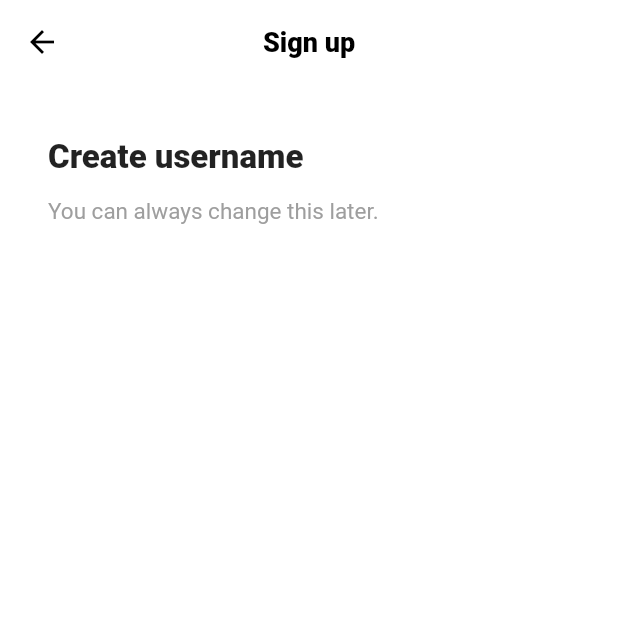
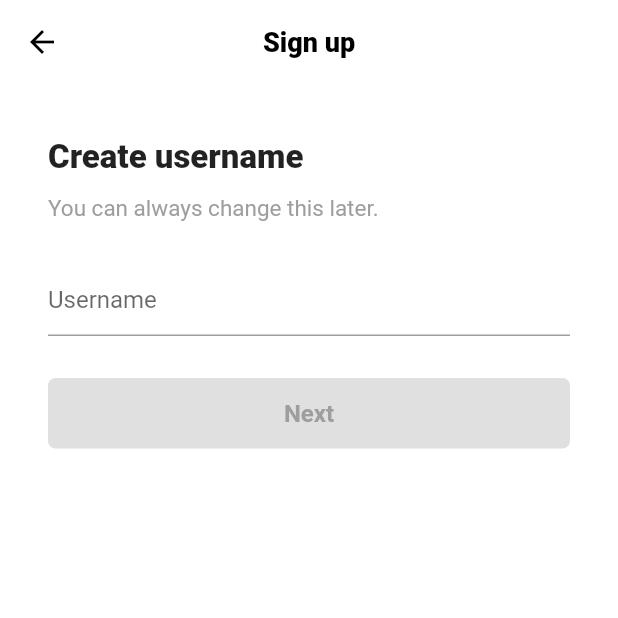
Before and after one commit to mijinB/TikTokClone, a Flutter app: the UsernameScreen screen opened directly, on a phone screen of 412 x 824 dp, the top half of it. Run offline on Flutter 3.47's test engine with Material 2 defaults, Android fonts, the light colour scheme and no system bars; our stand-ins replace font_awesome_flutter.

Commit message:
textField_Controller

```diff
--- a/lib/features/authentication/username_screen.dart
+++ b/lib/features/authentication/username_screen.dart
@@ -2,8 +2,28 @@ import 'package:flutter/material.dart';
 import 'package:tiktok_clone_study/constants/gaps.dart';
 import 'package:tiktok_clone_study/constants/sizes.dart';
 
-class UsernameScreen extends StatelessWidget {
+class UsernameScreen extends StatefulWidget {
   const UsernameScreen({super.key});
+
+  @override
+  State<UsernameScreen> createState() => _UsernameScreenState();
+}
+
+class _UsernameScreenState extends State<UsernameScreen> {
+  final TextEditingController _usernameController = TextEditingController();
+
+  String _username = '';
+
+  @override
+  void initState() {
+    super.initState();
+
+    _usernameController.addListener(() {
+      setState(() {
+        _username = _usernameController.text;
+      });
+    });
+  }
 
   @override
   Widget build(BuildContext context) {
@@ -13,27 +33,74 @@ class UsernameScreen extends StatelessWidget {
           'Sign up',
         ),
       ),
-      body: const Padding(
-        padding: EdgeInsets.symmetric(
+      body: Padding(
+        padding: const EdgeInsets.symmetric(
           horizontal: Sizes.size32,
         ),
         child: Column(
           crossAxisAlignment: CrossAxisAlignment.start,
           children: [
             Gaps.v36,
-            Text(
+            const Text(
               'Create username',
               style: TextStyle(
                 fontSize: Sizes.size20 + Sizes.size2,
                 fontWeight: FontWeight.w800,
               ),
             ),
-            Gaps.v14,
-            Text(
+            Gaps.v12,
+            const Text(
               'You can always change this later.',
               style: TextStyle(
                 color: Colors.grey,
                 fontSize: Sizes.size14 + Sizes.size1,
+              ),
+            ),
+            Gaps.v28,
+            TextField(
+              controller: _usernameController,
+              cursorColor: Theme.of(context).primaryColor,
+              decoration: const InputDecoration(
+                hintText: 'Username',
+                enabledBorder: UnderlineInputBorder(
+                  borderSide: BorderSide(
+                    color: Colors.grey,
+                  ),
+                ),
+                focusedBorder: UnderlineInputBorder(
+                  borderSide: BorderSide(
+                    color: Colors.grey,
+                  ),
+                ),
+              ),
+            ),
+            Gaps.v28,
+            FractionallySizedBox(
+              widthFactor: 1.0,
+              child: AnimatedContainer(
+                duration: const Duration(
+                  milliseconds: 300,
+                ),
+                padding: const EdgeInsets.symmetric(
+                  vertical: Sizes.size14,
+                ),
+                decoration: BoxDecoration(
+                  color: _username.isEmpty
+                      ? Colors.grey.shade300
+                      : Theme.of(context).primaryColor,
+                  borderRadius: BorderRadius.circular(
+                    Sizes.size5,
+                  ),
+                ),
+                child: Text(
+                  'Next',
+                  textAlign: TextAlign.center,
+                  style: TextStyle(
+                    color: _username.isEmpty ? Colors.grey : Colors.white,
+                    fontSize: Sizes.size16,
+                    fontWeight: FontWeight.w600,
+                  ),
+                ),
               ),
             ),
           ],
```
